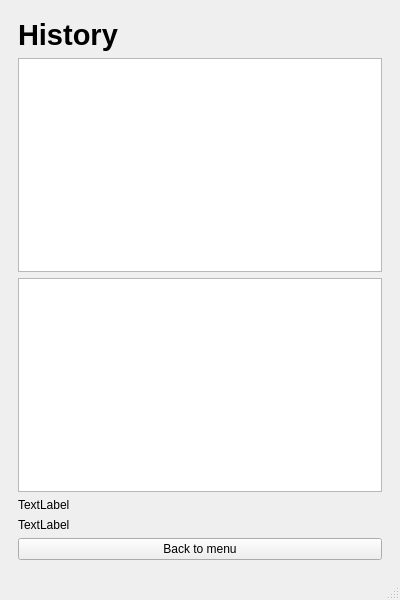
First picture: the form in Source/mainwindow.ui, repository TheEvilRoot/2CourseWork, before the edit.
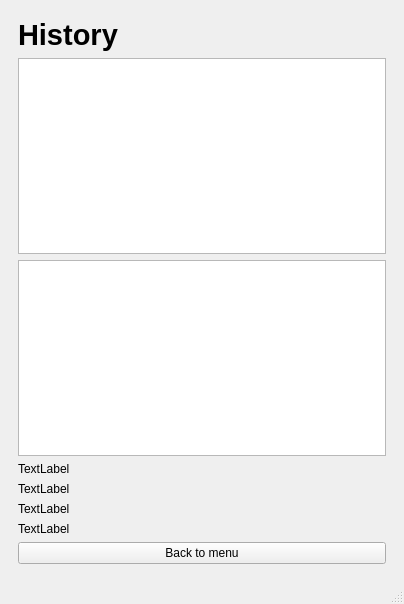
Second picture: the form after the edit. The open tabs and pages were chosen to show the change. Icons and pictures are not drawn.

Commit message: Add CEFR result

Patch:
```diff
--- a/Source/mainwindow.ui
+++ b/Source/mainwindow.ui
@@ -6,8 +6,8 @@
    <rect>
     <x>0</x>
     <y>0</y>
-    <width>400</width>
-    <height>600</height>
+    <width>404</width>
+    <height>604</height>
    </rect>
   </property>
   <property name="minimumSize">
@@ -148,28 +148,18 @@
       </widget>
       <widget class="QWidget" name="history">
        <layout class="QGridLayout" name="gridLayout_8">
+        <item row="10" column="0">
+         <widget class="QPushButton" name="historyBack2Menu">
+          <property name="text">
+           <string>Back to menu</string>
+          </property>
+         </widget>
+        </item>
         <item row="3" column="0">
          <widget class="QTableWidget" name="detailTable"/>
         </item>
-        <item row="5" column="0">
-         <widget class="QLabel" name="label_2">
-          <property name="text">
-           <string>TextLabel</string>
-          </property>
-         </widget>
-        </item>
-        <item row="1" column="0">
-         <widget class="QTableWidget" name="historyTable"/>
-        </item>
         <item row="6" column="0">
-         <widget class="QPushButton" name="historyBack2Menu">
-          <property name="text">
-           <string>Back to menu</string>
-          </property>
-         </widget>
-        </item>
-        <item row="4" column="0">
-         <widget class="QLabel" name="label">
+         <widget class="QLabel" name="cefrResult">
           <property name="text">
            <string>TextLabel</string>
           </property>
@@ -185,6 +175,30 @@
           </property>
          </widget>
         </item>
+        <item row="1" column="0">
+         <widget class="QTableWidget" name="historyTable"/>
+        </item>
+        <item row="5" column="0">
+         <widget class="QLabel" name="sbpercentLabel">
+          <property name="text">
+           <string>TextLabel</string>
+          </property>
+         </widget>
+        </item>
+        <item row="7" column="0">
+         <widget class="QLabel" name="resultMessage">
+          <property name="text">
+           <string>TextLabel</string>
+          </property>
+         </widget>
+        </item>
+        <item row="4" column="0">
+         <widget class="QLabel" name="wbpercentLabel">
+          <property name="text">
+           <string>TextLabel</string>
+          </property>
+         </widget>
+        </item>
        </layout>
       </widget>
       <widget class="QWidget" name="choiceTest">
```
Left out of the diff: 4 changed lines with no effect on the pictures. The commit also changes 16 other files.
